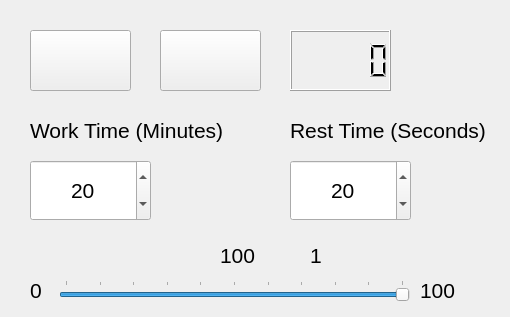
Above: EyeClock.ui from bkerns724/EyeClock before the change. Below: the same form after it.
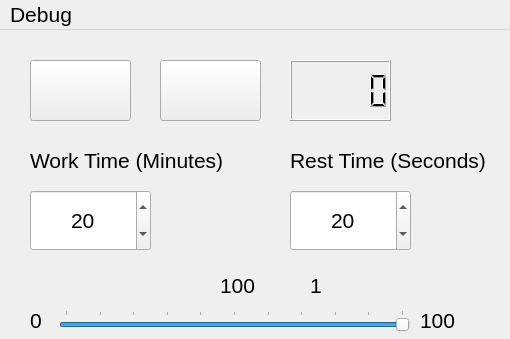
That is the form after the change. Icons and pictures are not drawn.

Commit message: Added a menu that helps to debug the application.  Not visible in the release build.

```diff
--- a/EyeClock.ui
+++ b/EyeClock.ui
@@ -7,9 +7,15 @@
     <x>0</x>
     <y>0</y>
     <width>510</width>
-    <height>317</height>
+    <height>339</height>
    </rect>
   </property>
+  <property name="sizePolicy">
+   <sizepolicy hsizetype="Fixed" vsizetype="Fixed">
+    <horstretch>0</horstretch>
+    <verstretch>0</verstretch>
+   </sizepolicy>
+  </property>
   <property name="font">
    <font>
     <pointsize>16</pointsize>
@@ -273,6 +279,27 @@
     </property>
    </widget>
   </widget>
+  <widget class="QMenuBar" name="menuBar">
+   <property name="geometry">
+    <rect>
+     <x>0</x>
+     <y>0</y>
+     <width>510</width>
+     <height>21</height>
+    </rect>
+   </property>
+   <widget class="QMenu" name="debugMenu">
+    <property name="title">
+     <string>Debug</string>
+    </property>
+    <addaction name="dRingBell"/>
+    <addaction name="dRingAlarm"/>
+    <addaction name="separator"/>
+    <addaction name="dBellTime"/>
+    <addaction name="dAlarmTime"/>
+   </widget>
+   <addaction name="debugMenu"/>
+  </widget>
   <action name="actionExit">
    <property name="text">
     <string>Exit</string>
```
Left out of the diff: 24 changed lines with no effect on the pictures. The commit also changes 2 other files.
